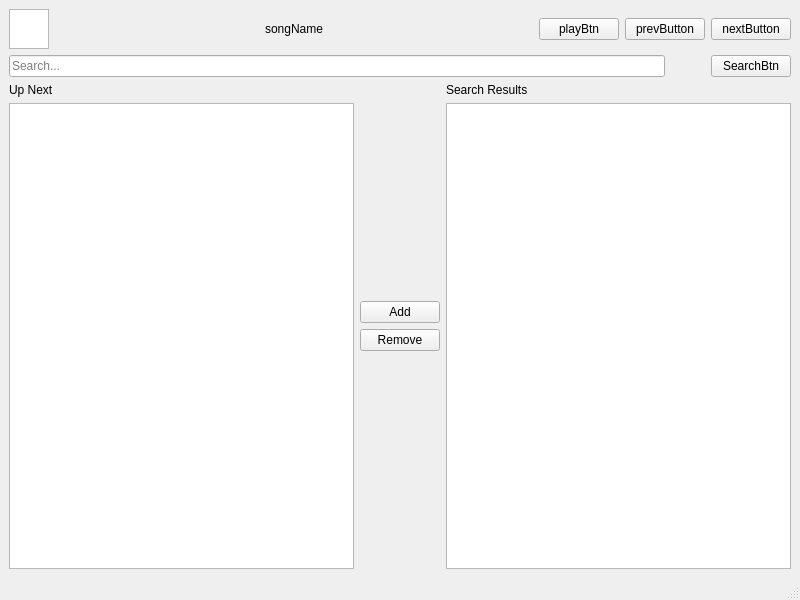
ohaiibuzzle/YetAnotherInefficientMusicPlayer, file ui_files/interface.ui: the form before one commit.
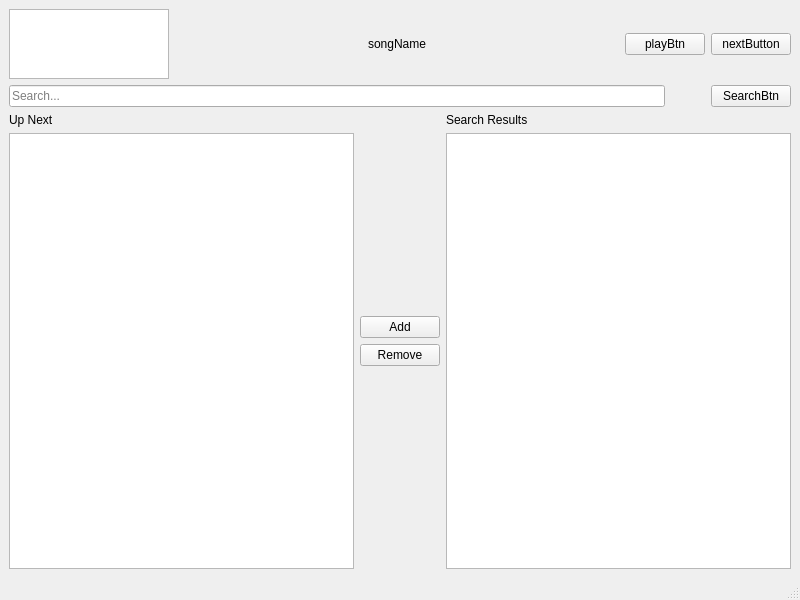
The form after the commit.

Commit message: Make UI a bit smarter

Patch:
```diff
--- a/ui_files/interface.ui
+++ b/ui_files/interface.ui
@@ -29,10 +29,16 @@
           </property>
           <property name="maximumSize">
            <size>
-            <width>40</width>
-            <height>40</height>
+            <width>160</width>
+            <height>90</height>
            </size>
           </property>
+          <property name="verticalScrollBarPolicy">
+           <enum>Qt::ScrollBarAlwaysOff</enum>
+          </property>
+          <property name="horizontalScrollBarPolicy">
+           <enum>Qt::ScrollBarAlwaysOff</enum>
+          </property>
          </widget>
         </item>
         <item>
@@ -77,13 +83,6 @@
         </item>
         <item>
          <widget class="QPushButton" name="nextButton">
-          <property name="text">
-           <string>prevButton</string>
-          </property>
-         </widget>
-        </item>
-        <item>
-         <widget class="QPushButton" name="prevButton">
           <property name="text">
            <string>nextButton</string>
           </property>
```
The commit also changes 5 other files.
